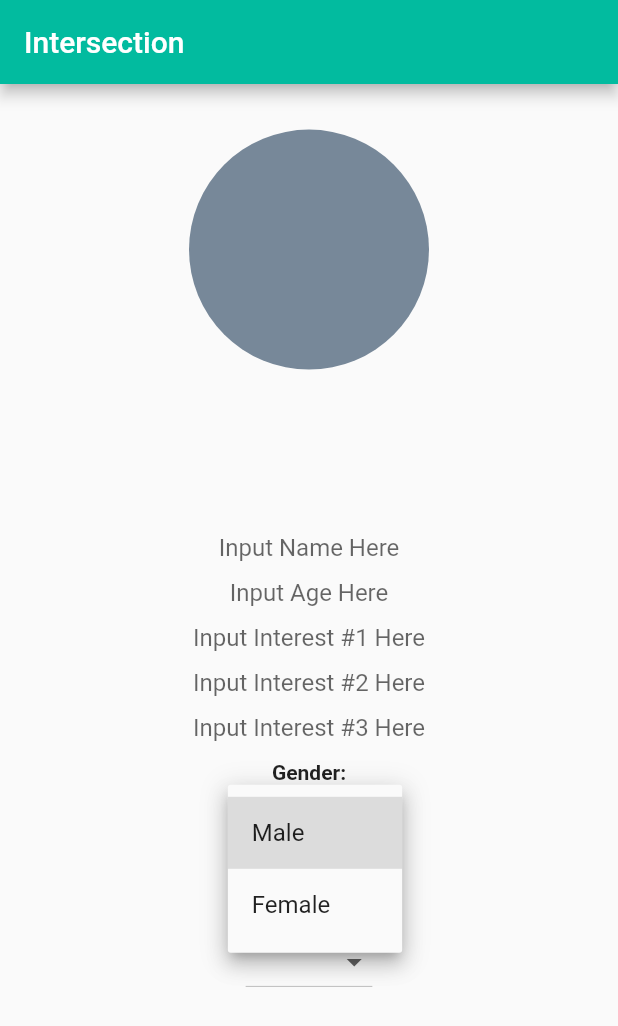
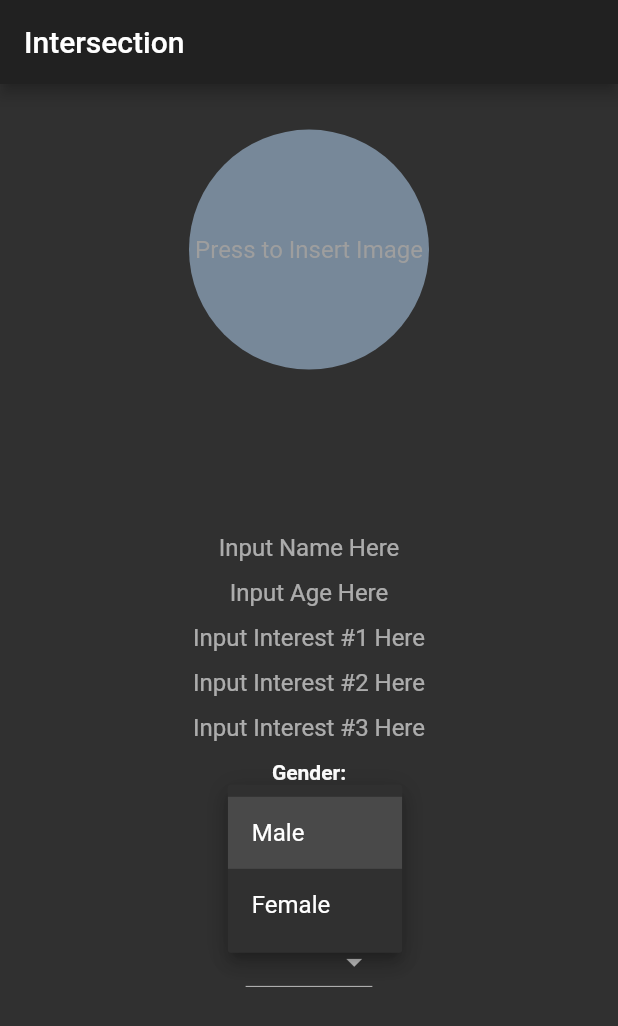
Before and after one commit to atran19/Looking4Love, a Flutter app: the Home screen opened directly, after a tap on the "arrow drop down" icon, on a phone screen of 412 x 824 dp. Shown: the top 1026 px of the screen. Run offline on Flutter 3.47's test engine with Material 2 defaults, Android fonts, the phone set to English and light mode, and no system bars; our stand-ins replace carousel_slider, image_cropper, image_picker, location; network calls fail.

Commit message:
style cahnges

```diff
--- a/lib/main.dart
+++ b/lib/main.dart
@@ -2,6 +2,7 @@ import "package:flutter/material.dart";
 import "package:location/location.dart";
 import 'package:carousel_slider/carousel_slider.dart';
 import 'dart:io';
+import 'dart:math' as math;
 import 'package:image_picker/image_picker.dart';
 import 'home_screen.dart';
 
@@ -15,9 +16,9 @@ class MyApp extends StatelessWidget {
       debugShowCheckedModeBanner: false,
       title: 'Flutter Image picker',
       theme: new ThemeData(
-        primaryColor: const Color(0xFF02BB9F),
-        primaryColorDark: const Color(0xFF167F67),
-        accentColor: const Color(0xFF167F67),
+        brightness: Brightness.dark,
+        primarySwatch: Colors.grey,
+        accentColor: Colors.grey
 
       ),
       home: new HomeScreen(title: 'Intersection'),
@@ -117,7 +118,11 @@ class _HomeState extends State<Home> {
           )
       ),
 
-      body: Center(
+      body:
+
+
+      Center(
+
         child: CarouselSlider(
           height: 500.0,
           items: Names.map((i) {
@@ -142,6 +147,15 @@ class _HomeState extends State<Home> {
                             child: new Image.network(i),
 
                           ),
+
+                          new Row(children: <Widget>[
+                            currentLocation == null
+                                ? CircularProgressIndicator()
+                                : Text("Location:" + currentLocation["latitude"].toString() + " " + currentLocation["longitude"].toString()),
+                          ]
+                          ),
+
+
 
                   new Container(
                     margin: const EdgeInsets.all(2.0),
@@ -270,48 +284,7 @@ class _HomeState extends State<Home> {
           }).toList(),
         ),
       ),
-      /*  body: Column( children: <Widget>[
-        //Row1
-        Row(
-            children: [
-              Container(
-                height: 200,
-                width: 360,
-                child: Card(
-                  shape: RoundedRectangleBorder(
-                    borderRadius: BorderRadius.circular(10),
-                  ),
-                  child: Image.network('https://picsum.photos/360/200'),
-                ),
-              ),
-            ]
-        ),
-        //Row2
-        Row(
-            children: [
-              Container(
-                height: 200,
-                width: 360,
-                child: Card(
-                  shape: RoundedRectangleBorder(
-                    borderRadius: BorderRadius.circular(10),
-                  ),
-                  child: Image.network('https://lorempixel.com/360/200'),
-                ),
-              ),
-            ]
-        ),
-        Row(children: <Widget>[
-          currentLocation == null
-              ? CircularProgressIndicator()
-              : Text("Location:" + currentLocation["latitude"].toString() + " " + currentLocation["longitude"].toString()),
-        ]
-        )
-        //     Center(
-        //     child:  _widgetOptions.elementAt(_selectedIndex),),
-      ]
 
-      ), */
 
 
       bottomNavigationBar: BottomNavigationBar(
```
Also changed, not shown: lib/home_screen.dart (+38 -1 lines).
